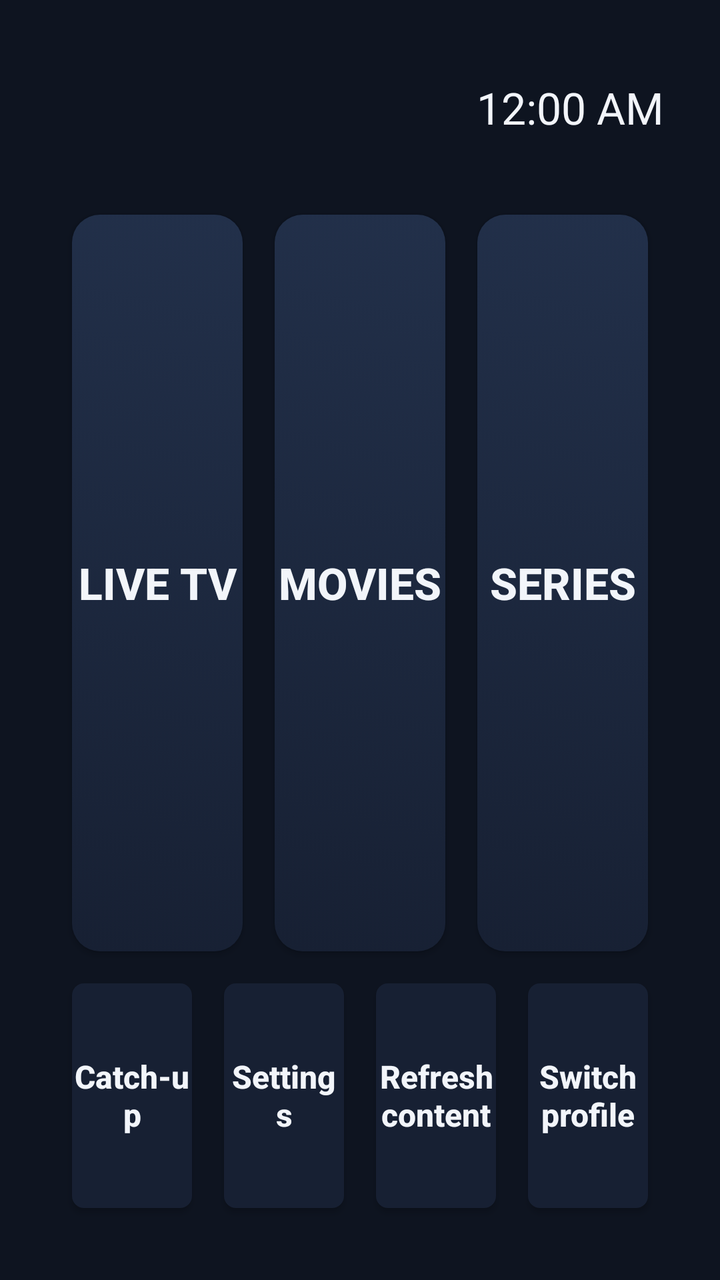
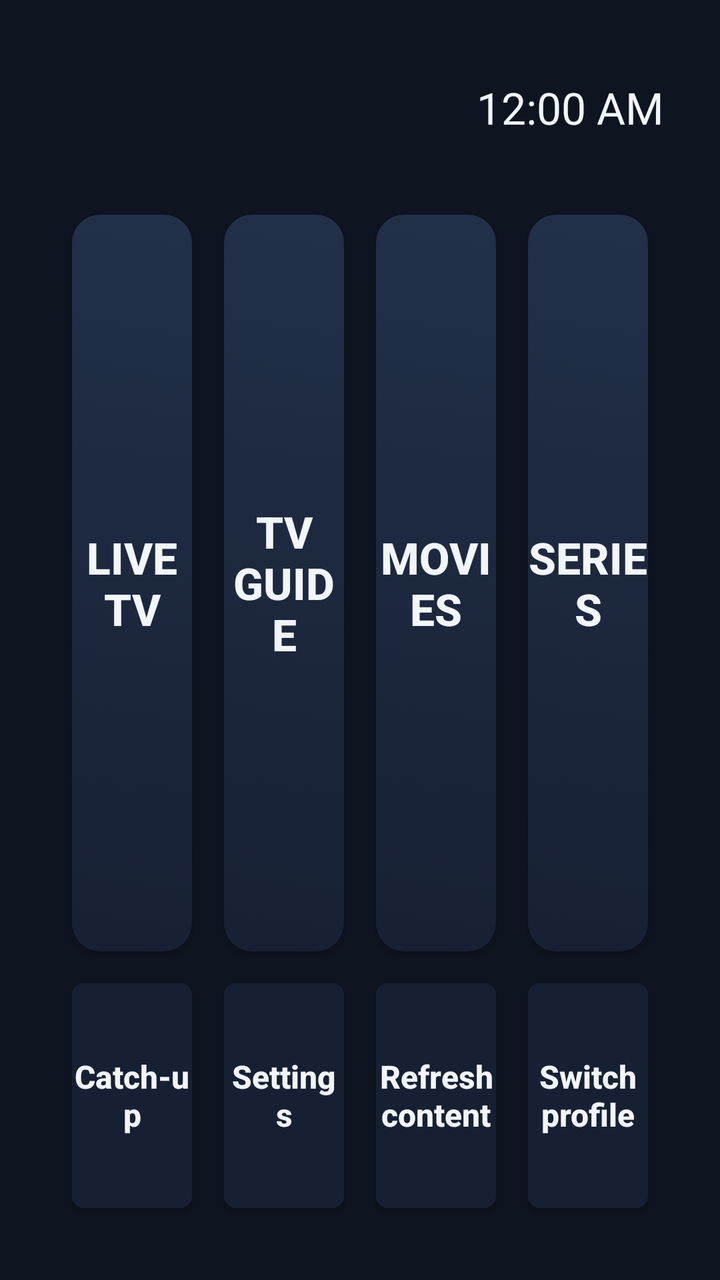

Two renders of the same Android screen: before a commit and after it. Below are the layout's source before the change and the commit's diff.
<!-- AndroidManifest.xml: application theme AppTheme -->
<!-- res/layout/activity_home.xml -->
<?xml version="1.0" encoding="utf-8"?>
<LinearLayout xmlns:android="http://schemas.android.com/apk/res/android"
    android:layout_width="match_parent"
    android:layout_height="match_parent"
    android:orientation="vertical"
    android:padding="28dp">

    <LinearLayout
        android:layout_width="match_parent"
        android:layout_height="wrap_content"
        android:gravity="center_vertical"
        android:orientation="horizontal">

        <LinearLayout
            android:layout_width="0dp"
            android:layout_height="wrap_content"
            android:layout_weight="1"
            android:orientation="vertical">

            <TextView
                android:id="@+id/profileName"
                style="@style/Title"
                android:layout_width="wrap_content"
                android:layout_height="wrap_content" />

            <TextView
                android:id="@+id/accountInfo"
                android:layout_width="wrap_content"
                android:layout_height="wrap_content"
                android:textColor="@color/text_dim"
                android:textSize="14sp" />
        </LinearLayout>

        <ProgressBar
            android:id="@+id/progress"
            android:layout_width="28dp"
            android:layout_height="28dp"
            android:layout_marginRight="12dp"
            android:visibility="gone" />

        <TextView
            android:id="@+id/status"
            android:layout_width="wrap_content"
            android:layout_height="wrap_content"
            android:layout_marginRight="20dp"
            android:textColor="@color/gold"
            android:textSize="14sp" />

        <TextClock
            android:id="@+id/clock"
            android:layout_width="wrap_content"
            android:layout_height="wrap_content"
            android:textColor="@color/text"
            android:textSize="22sp" />
    </LinearLayout>

    <LinearLayout
        android:layout_width="match_parent"
        android:layout_height="0dp"
        android:layout_marginTop="20dp"
        android:layout_weight="3"
        android:orientation="horizontal">

        <Button android:id="@+id/tileLive" style="@style/Tile" android:text="LIVE TV" />
        <Button android:id="@+id/tileMovies" style="@style/Tile" android:text="MOVIES" />
        <Button android:id="@+id/tileSeries" style="@style/Tile" android:text="SERIES" />
    </LinearLayout>

    <LinearLayout
        android:layout_width="match_parent"
        android:layout_height="0dp"
        android:layout_weight="1"
        android:orientation="horizontal">

        <Button android:id="@+id/tileCatchup" style="@style/SmallTile" android:text="Catch-up" />
        <Button android:id="@+id/tileSettings" style="@style/SmallTile" android:text="Settings" />
        <Button android:id="@+id/tileRefresh" style="@style/SmallTile" android:text="Refresh content" />
        <Button android:id="@+id/tileProfiles" style="@style/SmallTile" android:text="Switch profile" />
    </LinearLayout>
</LinearLayout>
<!-- resources referenced by this layout -->
<resources>
  <color name="gold">#FFC83D</color>
  <color name="text">#F2F5FA</color>
  <color name="text_dim">#9AA7BD</color>
  <style name="SmallTile" parent="Tile">
          <item name="android:textSize">16sp</item>
          <item name="android:background">@drawable/bg_item</item>
      </style>
  <style name="Tile">
          <item name="android:layout_width">0dp</item>
          <item name="android:layout_height">match_parent</item>
          <item name="android:layout_weight">1</item>
          <item name="android:layout_margin">8dp</item>
          <item name="android:background">@drawable/bg_tile</item>
          <item name="android:textColor">@color/text</item>
          <item name="android:textSize">22sp</item>
          <item name="android:textStyle">bold</item>
          <item name="android:textAllCaps">false</item>
          <item name="android:gravity">center</item>
          <item name="android:focusable">true</item>
          <item name="android:clickable">true</item>
      </style>
  <style name="Title">
          <item name="android:textColor">@color/text</item>
          <item name="android:textSize">24sp</item>
          <item name="android:textStyle">bold</item>
      </style>
  <style name="AppTheme" parent="Theme.AppCompat.NoActionBar">
          <item name="colorPrimary">@color/accent</item>
          <item name="colorPrimaryDark">@color/bg</item>
          <item name="colorAccent">@color/accent</item>
          <item name="android:windowBackground">@color/bg</item>
          <item name="android:textColor">@color/text</item>
          <item name="android:textColorPrimary">@color/text</item>
          <item name="android:textColorSecondary">@color/text_dim</item>
          <item name="android:textColorHint">@color/text_dim</item>
          <item name="android:windowFullscreen">true</item>
      </style>
  <!-- drawable bg_item (drawable) -->
  <?xml version="1.0" encoding="utf-8"?>
  <selector xmlns:android="http://schemas.android.com/apk/res/android">
      <item android:state_focused="true">
          <shape android:shape="rectangle">
              <solid android:color="@color/accent_dark" />
              <corners android:radius="6dp" />
              <stroke android:width="2dp" android:color="#FFFFFF" />
          </shape>
      </item>
      <item android:state_pressed="true">
          <shape android:shape="rectangle">
              <solid android:color="@color/accent_dark" />
              <corners android:radius="6dp" />
          </shape>
      </item>
      <item android:state_activated="true">
          <shape android:shape="rectangle">
              <solid android:color="@color/panel_light" />
              <corners android:radius="6dp" />
              <stroke android:width="1dp" android:color="@color/accent" />
          </shape>
      </item>
      <item>
          <shape android:shape="rectangle">
              <solid android:color="@color/panel" />
              <corners android:radius="6dp" />
          </shape>
      </item>
  </selector>
  <!-- drawable bg_tile (drawable) -->
  <?xml version="1.0" encoding="utf-8"?>
  <selector xmlns:android="http://schemas.android.com/apk/res/android">
      <item android:state_focused="true">
          <shape android:shape="rectangle">
              <gradient android:angle="45" android:endColor="#56B4FF" android:startColor="@color/accent" />
              <corners android:radius="14dp" />
              <stroke android:width="3dp" android:color="#FFFFFF" />
          </shape>
      </item>
      <item>
          <shape android:shape="rectangle">
              <gradient android:angle="45" android:endColor="@color/panel_light" android:startColor="@color/panel" />
              <corners android:radius="14dp" />
          </shape>
      </item>
  </selector>
  <color name="accent">#2F9BFF</color>
  <color name="bg">#0E1420</color>
  <color name="accent_dark">#1B6FC2</color>
  <color name="panel_light">#22304A</color>
  <color name="panel">#172033</color>
</resources>

<!-- the commit's change to res/layout/activity_home.xml (unified diff, before → after) -->
@@ -62,6 +62,7 @@
         android:orientation="horizontal">
 
         <Button android:id="@+id/tileLive" style="@style/Tile" android:text="LIVE TV" />
+        <Button android:id="@+id/tileGuide" style="@style/Tile" android:text="TV GUIDE" />
         <Button android:id="@+id/tileMovies" style="@style/Tile" android:text="MOVIES" />
         <Button android:id="@+id/tileSeries" style="@style/Tile" android:text="SERIES" />
     </LinearLayout>
@@ -72,6 +73,7 @@
         android:layout_weight="1"
         android:orientation="horizontal">
 
+        <Button android:id="@+id/tileResume" style="@style/SmallTile" android:text="Resume" android:visibility="gone" />
         <Button android:id="@+id/tileCatchup" style="@style/SmallTile" android:text="Catch-up" />
         <Button android:id="@+id/tileSettings" style="@style/SmallTile" android:text="Settings" />
         <Button android:id="@+id/tileRefresh" style="@style/SmallTile" android:text="Refresh content" />
